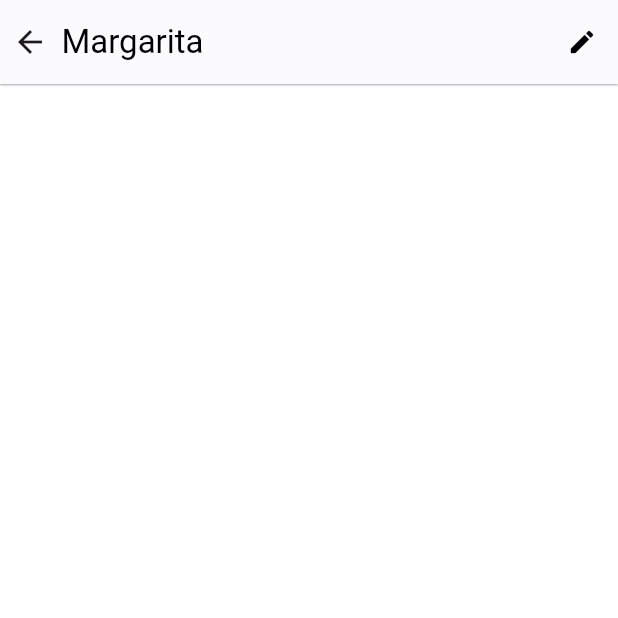
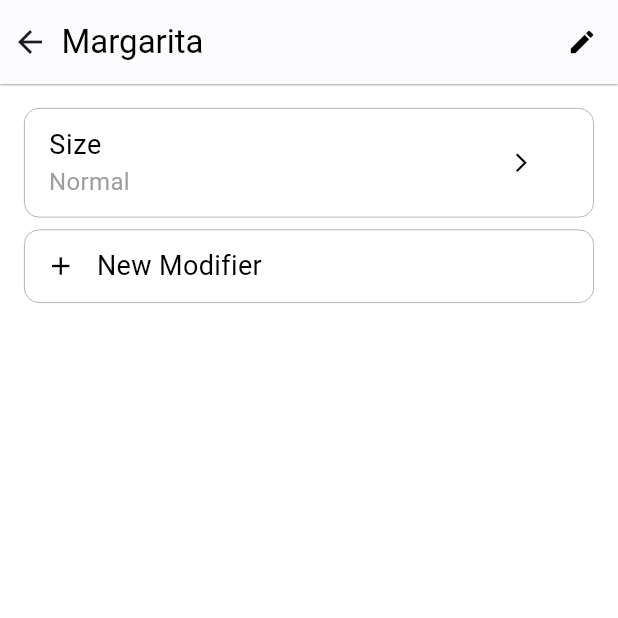
Before and after one commit to heloufra/monolo, a Flutter app: the ItemDetails screen opened directly, on a phone screen of 412 x 824 dp, the top half of it. Run offline on Flutter 3.47's test engine with Material 3 defaults, Android fonts, the phone set to English and light mode, and no system bars; drawn by our look-alikes of toastification; our stand-ins replace flutter_dotenv, geolocator, google_maps_flutter, permission_handler, pin_code_fields, supabase_flutter; accounts and stored records are empty.

Commit message:
commit success

```diff
--- /dev/null
+++ b/olo/lib/components/simple_list_tile.dart
@@ -0,0 +1,42 @@
+import 'package:flutter/material.dart';
+
+Widget simpleListTile(
+  String title,
+  String subtitle,
+  VoidCallback onPressed,
+) {
+  return Container(
+    decoration: BoxDecoration(
+      borderRadius: BorderRadius.circular(10),
+      border: Border.all(
+        color: Colors.grey,
+        width: 0.5,
+      ),
+    ),
+    margin: const EdgeInsets.only(bottom: 8.0),
+    child: ListTile(
+      title: Text(
+        title,
+        style: const TextStyle(
+          fontSize: 18,
+          color: Colors.black,
+        ),
+      ),
+      subtitle: Text(
+        subtitle,
+        style: TextStyle(
+          fontSize: 16,
+          color: Colors.grey,
+        ),
+      ),
+      trailing: IconButton(
+        icon: Icon(
+          Icons.arrow_forward_ios,
+          size: 15,
+          color: Colors.black,
+        ),
+        onPressed: onPressed,
+      ),
+    ),
+  );
+}
--- a/olo/lib/screens/admin_dashboard/item_details.dart
+++ b/olo/lib/screens/admin_dashboard/item_details.dart
@@ -1,5 +1,11 @@
 import 'package:flutter/material.dart';
+import '/components/simple_list_tile.dart';
+import 'package:olo/components/add_button.dart';
+import 'options_page.dart';
 import 'category_items.dart' show itemName;
+
+String modifierName = 'Size';
+String options = 'Normal';
 
 class ItemDetails extends StatefulWidget {
   const ItemDetails({super.key});
@@ -34,7 +40,29 @@ class _ItemDetailsState extends State<ItemDetails> {
           ],
         ),
         body: Container(
+          padding: EdgeInsets.all(16),
           color: Colors.white,
+          child: Column(
+            children: [
+              simpleListTile(
+                modifierName,
+                options,
+                () {
+                  Navigator.push(
+                    context,
+                    MaterialPageRoute(
+                      builder: (context) => const OptionsPage(),
+                    ),
+                  );
+                },
+              ),
+              addButton(
+                context: context,
+                title: 'New Modifier',
+                onPressed: () {},
+              ),
+            ],
+          ),
         ),
       ),
     );
```
Also changed, not shown: olo/lib/screens/admin_dashboard/options_page.dart (added, +32 -0 lines).
